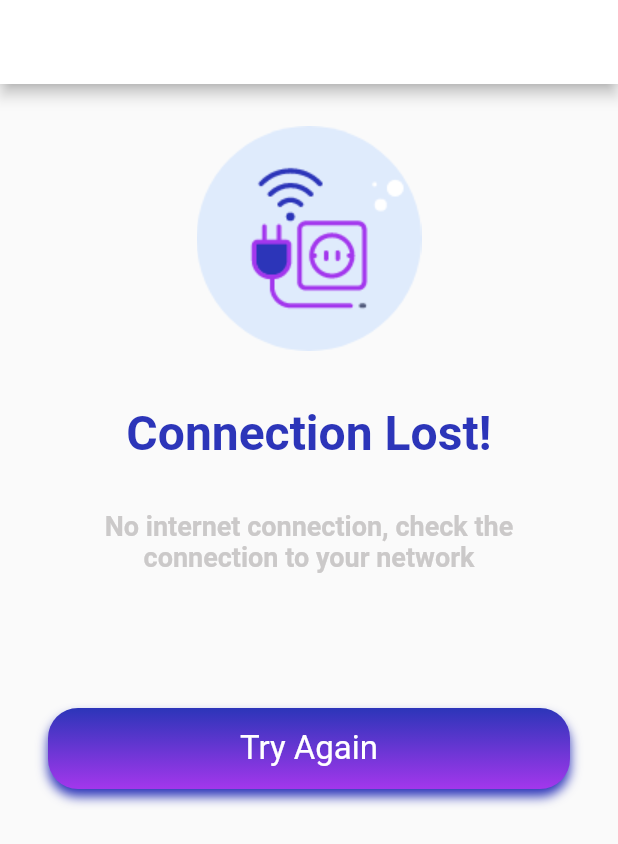
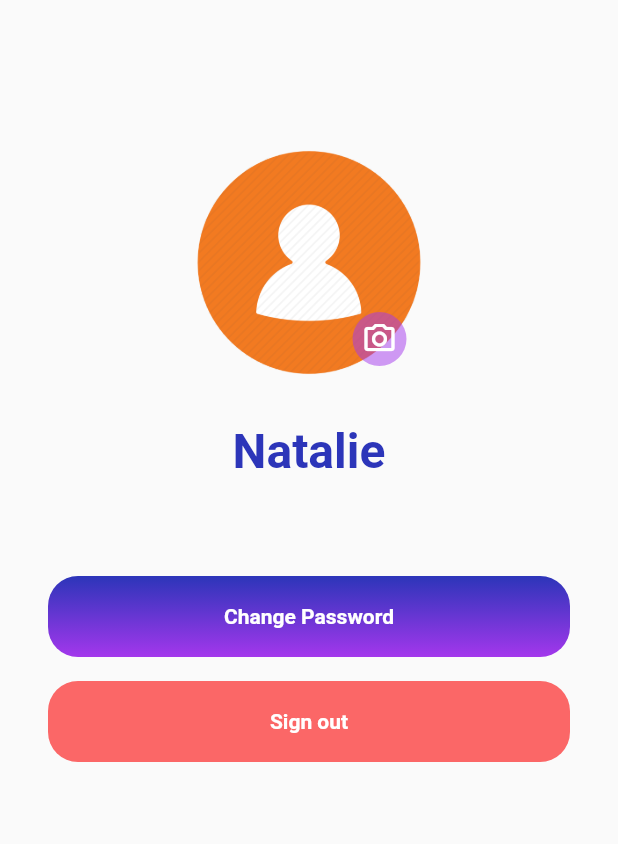
Before and after one commit to Vootech-ca/Mobile-RealTimeChat, a Flutter app: the ChangePasswordPage screen opened directly, after a tap on "Send Login Link", on a phone screen of 412 x 824 dp. Shown: the top 844 px of the screen. Run offline on Flutter 3.47's test engine with Material 2 defaults, Android fonts, the phone set to English and light mode, and no system bars.

Commit message:
Login, change Password pages just designed compleated and Profile page added.

```diff
--- a/lib/core/app_assets.dart
+++ b/lib/core/app_assets.dart
@@ -14,5 +14,6 @@ class AppAssets {
   static const String loginIcon = "assets/images/png/loginIcon.png";
   static const String connectionLess = "assets/images/png/connectionless.png";
   static const String lock = "assets/images/png/lock.png";
+  static const String profile = "assets/images/png/profile.png";
 
 }
--- /dev/null
+++ b/lib/src/pages/home/fragments/profile_page.dart
@@ -0,0 +1,90 @@
+import 'package:flutter/material.dart';
+import 'package:vootech_realchat/core/app_assets.dart';
+import 'package:vootech_realchat/core/app_colors.dart';
+import 'package:vootech_realchat/src/widgets/button/primary_button.dart';
+
+class ProfilePage extends StatelessWidget {
+  const ProfilePage({Key key}) : super(key: key);
+
+  @override
+  Widget build(BuildContext context) {
+    return SafeArea(
+      child: Scaffold(
+        body: Column(
+          children: [
+            SizedBox(
+              height: 100,
+            ),
+            Center(
+              child: SizedBox(
+                height: 150,
+                width: 150,
+                child: Stack(
+                  children: [
+                    //avatar
+                    Ink(
+                      decoration: BoxDecoration(
+                        shape: BoxShape.circle,
+                        image: DecorationImage(
+                            image: AssetImage(AppAssets.profile),
+                            fit: BoxFit.cover),
+                      ),
+                    ),
+                    Align(
+                      alignment: Alignment(1, 1),
+                      child: MaterialButton(
+                        minWidth: 0,
+                        child: Icon(Icons.photo_camera_outlined),
+                        onPressed: () {},
+                        textColor: Colors.white,
+                        color: AppColors.secondaryColor.withOpacity(0.5),
+
+                        elevation: 0,
+                        shape: CircleBorder(),
+                      ),
+                    )
+                  ],
+                ),
+              ),
+            ),
+            SizedBox(
+              height: 32,
+            ),
+            Text(
+              "Natalie",
+              style: TextStyle(
+                fontSize: 32,
+                fontWeight: FontWeight.bold,
+                color: AppColors.primaryColor,
+              ),
+            ),
+            SizedBox(
+              height: 64,
+            ),
+            Padding(
+              padding: const EdgeInsets.symmetric(horizontal: 32),
+              child: PrimaryButton(
+                onPressed: () {},
+                title: "Change Password",
+                height: 54,
+              ),
+            ),
+            SizedBox(
+              height: 16,
+            ),
+            Padding(
+              padding: const EdgeInsets.symmetric(horizontal: 32),
+              child: PrimaryButton(
+                onPressed: () {},
+                title: "Sign out",
+                height: 54,
+                color1: AppColors.errorColor,
+                color2: AppColors.errorColor,
+              ),
+            ),
+          ],
+        ),
+      ),
+    );
+  }
+}
--- a/lib/src/pages/login/change_password_page.dart
+++ b/lib/src/pages/login/change_password_page.dart
@@ -2,6 +2,7 @@ import 'package:flutter/material.dart';
 import 'package:vootech_realchat/core/app_assets.dart';
 import 'package:vootech_realchat/core/app_colors.dart';
 import 'package:vootech_realchat/src/pages/connection_lost_page.dart';
+import 'package:vootech_realchat/src/pages/home/fragments/profile_page.dart';
 import 'package:vootech_realchat/src/widgets/button/primary_button.dart';
 
 class ChangePasswordPage extends StatefulWidget {
@@ -44,6 +45,7 @@ class _ChangePasswordPageState extends State<ChangePasswordPage> {
               child: TextFormField(
                 decoration: InputDecoration(
                   contentPadding: EdgeInsets.all(8),
+                  prefixIcon:Icon(Icons.email_outlined,color: AppColors.primaryColor,),
                   counterText: "",
                   border: const OutlineInputBorder(
                     borderSide: const BorderSide(color: AppColors.hintFontColor, width: 1.0),
@@ -68,7 +70,7 @@ class _ChangePasswordPageState extends State<ChangePasswordPage> {
                   Navigator.pushReplacement(
                       context,
                       MaterialPageRoute(
-                          builder: (context) => ConnectionLostPage()));
+                          builder: (context) => ProfilePage()));
 
                 },
                 title: "Send Login Link",
--- a/lib/src/pages/login/login_page.dart
+++ b/lib/src/pages/login/login_page.dart
@@ -41,6 +41,7 @@ class _LoginPageState extends State<LoginPage> {
               child: TextFormField(
                 decoration: InputDecoration(
                   contentPadding: EdgeInsets.all(8),
+                  prefixIcon:Icon(Icons.perm_identity,color: AppColors.primaryColor,),
                   counterText: "",
                   border: const OutlineInputBorder(
                     borderSide: const BorderSide(color: AppColors.hintFontColor, width: 1.0),
@@ -61,6 +62,7 @@ class _LoginPageState extends State<LoginPage> {
               padding: const EdgeInsets.symmetric(horizontal: 32),
               child: TextFormField(
                 decoration: InputDecoration(
+                  prefixIcon:Icon(Icons.lock_outlined,color: AppColors.primaryColor,),
                   contentPadding: EdgeInsets.all(8),
                   counterText: "",
                   border: const OutlineInputBorder(
--- a/lib/src/widgets/button/primary_button.dart
+++ b/lib/src/widgets/button/primary_button.dart
@@ -6,8 +6,16 @@ class PrimaryButton extends StatelessWidget {
   final String title;
   final double height;
   final VoidCallback onPressed;
+  final Color color1;
+  final Color color2;
 
-  PrimaryButton({@required this.title, @required this.onPressed, this.height = 48});
+  PrimaryButton({
+    @required this.title,
+    @required this.onPressed,
+    this.height = 48,
+    this.color1 = AppColors.primaryColor,
+    this.color2 = AppColors.secondaryColor,
+  });
 
   @override
   Widget build(BuildContext context) {
@@ -24,18 +32,15 @@ class PrimaryButton extends StatelessWidget {
             gradient: LinearGradient(
                 begin: Alignment.topCenter,
                 end: Alignment.bottomCenter,
-                colors: [AppColors.primaryColor, AppColors.secondaryColor]),
+                colors: [color1, color2]),
             borderRadius: BorderRadius.all(Radius.circular(20)),
-            boxShadow: [
-              BoxShadow(
-                color: AppColors.primaryColor,
-                offset: Offset(0, 5),
-                blurRadius: 6,
-              ),
-            ],
+
           ),
           child: Center(
-            child: Text(title, style: TextStyle(color: Colors.white, fontSize: 22),),
+            child: Text(
+              title,
+              style: TextStyle(color: Colors.white, fontSize: 14,fontWeight: FontWeight.bold),
+            ),
           ),
         ),
       ),
```
Also changed, not shown: assets/images/png/profile.png (added), assets/images/png/user.png (added).
